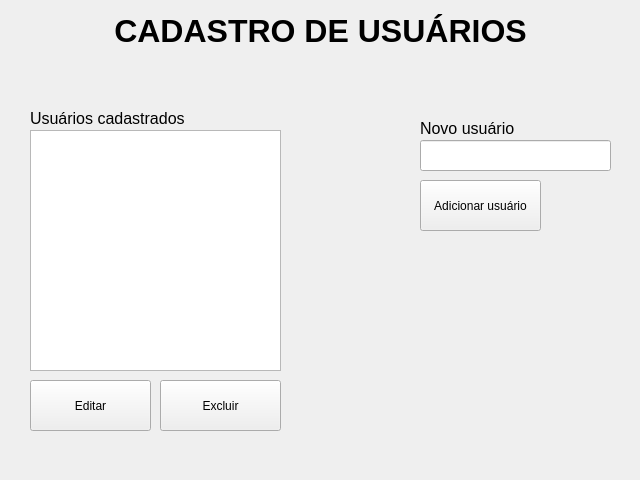
mateusmoratelli/MinhaBiblioteca, file screen/ui_designer/screen_cadastro_usuarios.ui: the form before one commit.
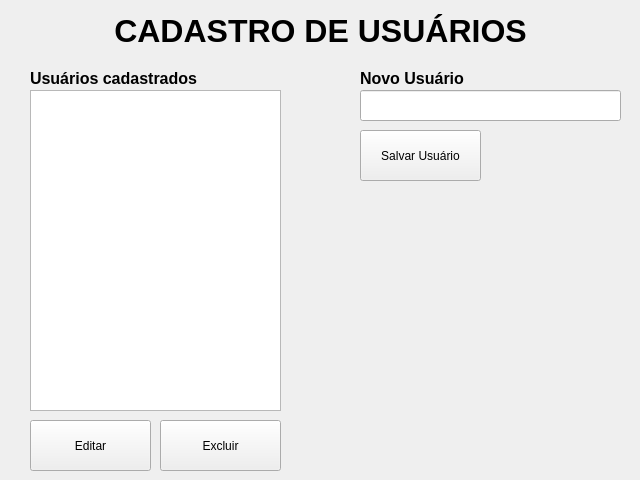
The form after the commit.

```diff
--- a/screen/ui_designer/screen_cadastro_usuarios.ui
+++ b/screen/ui_designer/screen_cadastro_usuarios.ui
@@ -49,31 +49,31 @@
    <property name="geometry">
     <rect>
      <x>30</x>
-     <y>130</y>
+     <y>90</y>
      <width>251</width>
-     <height>241</height>
+     <height>321</height>
     </rect>
    </property>
   </widget>
   <widget class="QPushButton" name="btAdicionarUsuario">
    <property name="geometry">
     <rect>
-     <x>420</x>
-     <y>180</y>
+     <x>360</x>
+     <y>130</y>
      <width>121</width>
      <height>51</height>
     </rect>
    </property>
    <property name="text">
-    <string>Adicionar usuário</string>
+    <string>Salvar Usuário</string>
    </property>
   </widget>
   <widget class="QLineEdit" name="txtNovoUsuario">
    <property name="geometry">
     <rect>
-     <x>420</x>
-     <y>140</y>
-     <width>191</width>
+     <x>360</x>
+     <y>90</y>
+     <width>261</width>
      <height>31</height>
     </rect>
    </property>
@@ -86,8 +86,8 @@
   <widget class="QLabel" name="label_2">
    <property name="geometry">
     <rect>
-     <x>420</x>
-     <y>120</y>
+     <x>360</x>
+     <y>70</y>
      <width>121</width>
      <height>16</height>
     </rect>
@@ -95,24 +95,28 @@
    <property name="font">
     <font>
      <pointsize>12</pointsize>
+     <weight>75</weight>
+     <bold>true</bold>
     </font>
    </property>
    <property name="text">
-    <string>Novo usuário</string>
+    <string>Novo Usuário</string>
    </property>
   </widget>
   <widget class="QLabel" name="label_3">
    <property name="geometry">
     <rect>
      <x>30</x>
-     <y>110</y>
-     <width>171</width>
+     <y>70</y>
+     <width>241</width>
      <height>16</height>
     </rect>
    </property>
    <property name="font">
     <font>
      <pointsize>12</pointsize>
+     <weight>75</weight>
+     <bold>true</bold>
     </font>
    </property>
    <property name="text">
@@ -123,7 +127,7 @@
    <property name="geometry">
     <rect>
      <x>160</x>
-     <y>380</y>
+     <y>420</y>
      <width>121</width>
      <height>51</height>
     </rect>
@@ -136,7 +140,7 @@
    <property name="geometry">
     <rect>
      <x>30</x>
-     <y>380</y>
+     <y>420</y>
      <width>121</width>
      <height>51</height>
     </rect>
```
Left out of the diff: 8 changed lines with no effect on the pictures.
